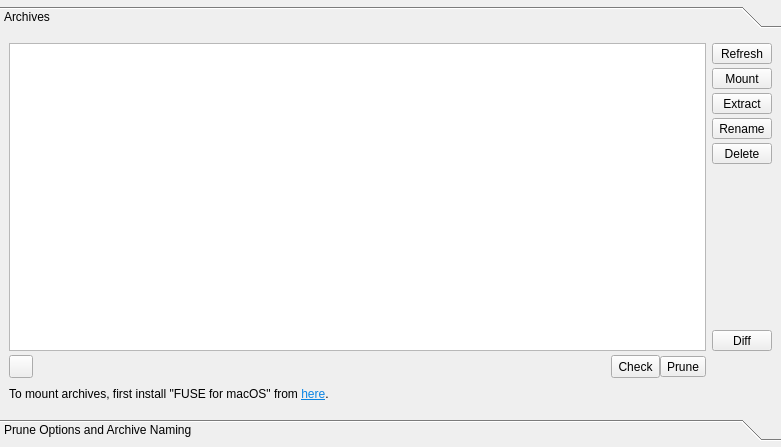
Qt form src/vorta/assets/UI/archivetab.ui (borgbase/vorta) before a commit.
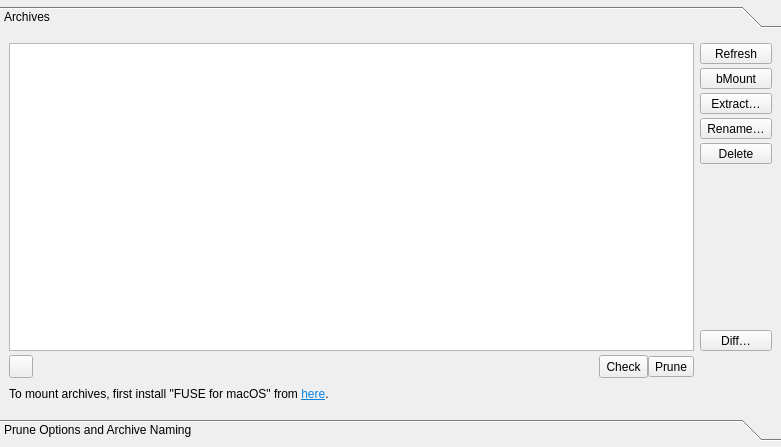
The same form after that commit.

Commit message:
Add tooltips and ellipses to archivetab.
* src/vorta/assets/UI/archivetab.ui
* src/vorta/views/archive_tab.py

The edit to the form file:
```diff
--- a/src/vorta/assets/UI/archivetab.ui
+++ b/src/vorta/assets/UI/archivetab.ui
@@ -196,7 +196,7 @@
                  </sizepolicy>
                 </property>
                 <property name="text">
-                 <string>Mount</string>
+                 <string notr="true">bMount</string>
                 </property>
                 <property name="toolButtonStyle">
                  <enum>Qt::ToolButtonTextBesideIcon</enum>
@@ -212,7 +212,7 @@
                  </sizepolicy>
                 </property>
                 <property name="text">
-                 <string>Extract</string>
+                 <string>Extract…</string>
                 </property>
                 <property name="toolButtonStyle">
                  <enum>Qt::ToolButtonTextBesideIcon</enum>
@@ -228,7 +228,7 @@
                  </sizepolicy>
                 </property>
                 <property name="text">
-                 <string>Rename</string>
+                 <string>Rename…</string>
                 </property>
                 <property name="toolButtonStyle">
                  <enum>Qt::ToolButtonTextBesideIcon</enum>
@@ -276,7 +276,7 @@
               </sizepolicy>
              </property>
              <property name="text">
-              <string>Diff</string>
+              <string>Diff…</string>
              </property>
              <property name="toolButtonStyle">
               <enum>Qt::ToolButtonTextBesideIcon</enum>
```
Left out of the diff: 31 changed lines with no effect on the pictures. The commit also changes 1 other file.
